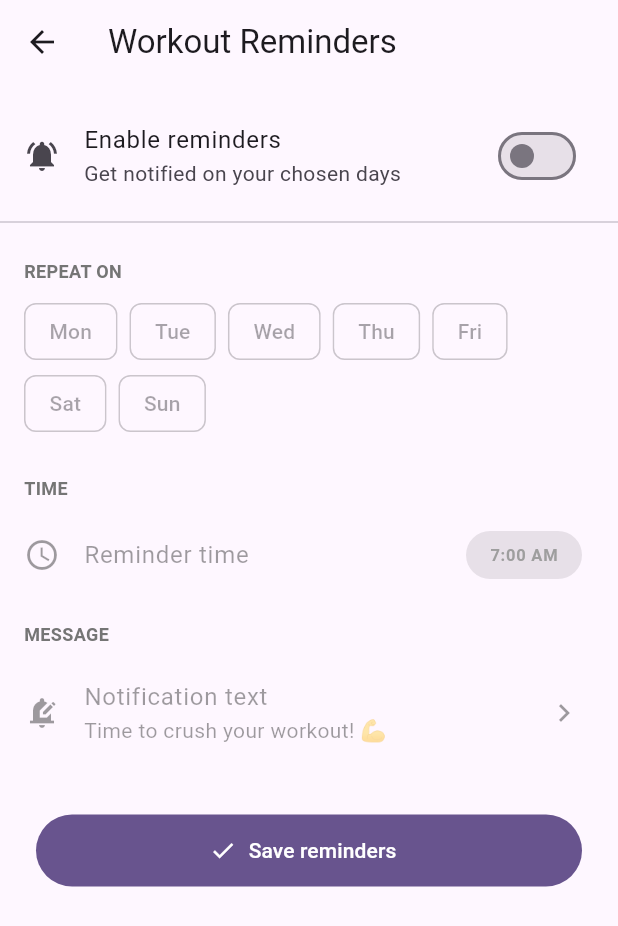
After one commit to louisdevries/legion-fitness, a Flutter app: the ProfileScreen screen opened directly, after a tap on "Workout Reminders", on a phone screen of 412 x 824 dp. The commit adds this screen. Shown: the top 926 px of the screen. Run offline on Flutter 3.47's test engine with Material 3 defaults, Android fonts, the phone set to English and light mode, and no system bars; our stand-ins replace audioplayers, cached_network_image, fl_chart, flutter_local_notifications, flutter_map, geolocator and 6 more; missing offline and left inert: flutter_background, health; accounts and stored records are empty.

Commit message:
Added notification functionality (to fix at later date)

```diff
--- a/lib/screens/profile_screen.dart
+++ b/lib/screens/profile_screen.dart
@@ -4,6 +4,7 @@ import '../auth/login_screen.dart';
 import '../main.dart';
 import '../screens/health_profile_screen.dart';
 import '../screens/premium_program_screen.dart';
+import '../screens/workout_reminder_screen.dart';   // ← new import
 import 'rest_timer_settings_screen.dart';
 
 class ProfileScreen extends StatefulWidget {
@@ -27,7 +28,7 @@ class _ProfileScreenState extends State<ProfileScreen> {
   Future<void> _loadUser() async {
     final user = AuthService.currentUser;
     final name = await AuthService.getUserName();
-    final email = AuthService.getUserEmail(); // Removed await as it's a String?, not a Future
+    final email = AuthService.getUserEmail();
 
     if (!mounted) return;
     setState(() {
@@ -115,7 +116,6 @@ class _ProfileScreenState extends State<ProfileScreen> {
                   ],
                 ),
               );
-
               if (selected != null) {
                 await AppSettings.setThemeMode(selected);
               }
@@ -135,7 +135,21 @@ class _ProfileScreenState extends State<ProfileScreen> {
             },
           ),
 
-          /// 🔹 PREMIUM PROGRAM LINK
+          // ── Workout Reminder ──────────────────────────────────
+          _buildTile(
+            icon: Icons.notifications_active,
+            title: "Workout Reminders",
+            subtitle: "Schedule weekly exercise alerts",
+            onTap: () {
+              Navigator.push(
+                context,
+                MaterialPageRoute(
+                  builder: (_) => const WorkoutReminderScreen(),
+                ),
+              );
+            },
+          ),
+
           _buildSectionHeader("Premium"),
           _buildTile(
             icon: Icons.workspace_premium,
--- /dev/null
+++ b/lib/screens/workout_reminder_screen.dart
@@ -0,0 +1,439 @@
+import 'dart:convert';
+import 'package:flutter/material.dart';
+import 'package:flutter_local_notifications/flutter_local_notifications.dart';
+import 'package:shared_preferences/shared_preferences.dart';
+import 'package:timezone/timezone.dart' as tz;
+import 'package:timezone/data/latest.dart' as tz_data;
+
+class WorkoutReminderScreen extends StatefulWidget {
+  const WorkoutReminderScreen({super.key});
+
+  @override
+  State<WorkoutReminderScreen> createState() =>
+      _WorkoutReminderScreenState();
+}
+
+class _WorkoutReminderScreenState
+    extends State<WorkoutReminderScreen> {
+  static const _prefsKey = 'workout_reminders';
+
+  final FlutterLocalNotificationsPlugin _notifications =
+  FlutterLocalNotificationsPlugin();
+
+  final List<bool> _days = List.filled(7, false);
+  final List<String> _dayLabels = [
+    'Mon', 'Tue', 'Wed', 'Thu', 'Fri', 'Sat', 'Sun'
+  ];
+  final List<int> _dayWeekday = [1, 2, 3, 4, 5, 6, 7];
+
+  TimeOfDay _time = const TimeOfDay(hour: 7, minute: 0);
+  String _message = "Time to crush your workout! 💪";
+  bool _enabled = false;
+  bool _initialised = false;
+
+  @override
+  void initState() {
+    super.initState();
+    _init();
+  }
+
+  Future<void> _init() async {
+    tz_data.initializeTimeZones();
+    tz.setLocalLocation(tz.getLocation('Africa/Johannesburg'));
+
+    const androidSettings = AndroidInitializationSettings('@mipmap/ic_launcher');
+
+    const initSettings = InitializationSettings(
+      android: androidSettings,
+      iOS: DarwinInitializationSettings(),
+    );
+
+    await _notifications.initialize(
+      settings: initSettings,
+    );
+
+    // 🔥 CREATE CHANNEL MANUALLY (THIS IS THE FIX)
+    const AndroidNotificationChannel channel = AndroidNotificationChannel(
+      'workout_reminders',
+      'Workout Reminders',
+      description: 'Weekly workout reminder notifications',
+      importance: Importance.high,
+    );
+
+    final android = _notifications
+        .resolvePlatformSpecificImplementation<
+        AndroidFlutterLocalNotificationsPlugin>();
+
+    await android?.createNotificationChannel(channel);
+
+    // iOS permissions
+    await _notifications
+        .resolvePlatformSpecificImplementation<
+        IOSFlutterLocalNotificationsPlugin>()
+        ?.requestPermissions(
+      alert: true,
+      badge: true,
+      sound: true,
+    );
+
+    // Android 13+
+    await android?.requestNotificationsPermission();
+
+    await _load();
+
+    if (mounted) setState(() => _initialised = true);
+  }
+
+  Future<void> _load() async {
+    final prefs = await SharedPreferences.getInstance();
+    final raw = prefs.getString(_prefsKey);
+    if (raw == null) return;
+
+    final map = jsonDecode(raw) as Map<String, dynamic>;
+
+    _enabled = map['enabled'] as bool? ?? false;
+
+    _time = TimeOfDay(
+      hour: map['hour'] as int? ?? 7,
+      minute: map['minute'] as int? ?? 0,
+    );
+
+    _message = map['message'] as String? ?? _message;
+
+    final days = map['days'] as List<dynamic>? ?? [];
+    for (int i = 0; i < 7; i++) {
+      _days[i] = i < days.length ? days[i] as bool : false;
+    }
+  }
+
+  Future<void> _save() async {
+    final prefs = await SharedPreferences.getInstance();
+
+    await prefs.setString(
+      _prefsKey,
+      jsonEncode({
+        'enabled': _enabled,
+        'hour': _time.hour,
+        'minute': _time.minute,
+        'message': _message,
+        'days': _days,
+      }),
+    );
+  }
+
+  Future<void> _scheduleAll() async {
+    // Cancel old notifications
+    for (int i = 0; i < 7; i++) {
+      await _notifications.cancel(id: 100 + i);
+    }
+
+    if (!_enabled) return;
+
+    const notifDetails = NotificationDetails(
+      android: AndroidNotificationDetails(
+        'workout_reminders',
+        'Workout Reminders',
+        importance: Importance.high,
+        priority: Priority.high,
+      ),
+      iOS: DarwinNotificationDetails(),
+    );
+
+    final now = tz.TZDateTime.now(tz.local);
+
+    for (int i = 0; i < 7; i++) {
+      if (!_days[i]) continue;
+
+      final weekday = _dayWeekday[i];
+
+      // Build next occurrence of selected weekday + time
+      var scheduled = tz.TZDateTime(
+        tz.local,
+        now.year,
+        now.month,
+        now.day,
+        _time.hour,
+        _time.minute,
+      );
+
+      // Move forward until correct weekday and future time
+      while (scheduled.weekday != weekday || scheduled.isBefore(now)) {
+        scheduled = scheduled.add(const Duration(days: 1));
+      }
+
+      await _notifications.zonedSchedule(
+        id: 100 + i, // UNIQUE per day
+        title: 'Workout Reminder',
+        body: _message,
+        scheduledDate: scheduled,
+        notificationDetails: notifDetails,
+
+        // 🔥 CRITICAL FIX (no exact alarms)
+        androidScheduleMode: AndroidScheduleMode.inexactAllowWhileIdle,
+
+        // 🔥 THIS MAKES IT REPEAT WEEKLY
+        matchDateTimeComponents: DateTimeComponents.dayOfWeekAndTime,
+      );
+    }
+  }
+
+  Future<void> _pickTime() async {
+    final picked = await showTimePicker(
+      context: context,
+      initialTime: _time,
+    );
+
+    if (picked != null) {
+      setState(() => _time = picked);
+    }
+  }
+
+  Future<void> _editMessage() async {
+    final controller =
+    TextEditingController(text: _message);
+
+    final result = await showDialog<String>(
+      context: context,
+      builder: (_) => AlertDialog(
+        title: const Text('Reminder message'),
+        content: TextField(
+          controller: controller,
+          maxLength: 80,
+          decoration: const InputDecoration(
+              hintText: 'Enter your message...'),
+        ),
+        actions: [
+          TextButton(
+            onPressed: () => Navigator.pop(context),
+            child: const Text('Cancel'),
+          ),
+          TextButton(
+            onPressed: () =>
+                Navigator.pop(context, controller.text.trim()),
+            child: const Text('Save'),
+          ),
+        ],
+      ),
+    );
+
+    if (result != null && result.isNotEmpty) {
+      setState(() => _message = result);
+    }
+  }
+
+  Future<void> _apply() async {
+    await _save();
+    await _scheduleAll();
+
+    if (!mounted) return;
+
+    ScaffoldMessenger.of(context).showSnackBar(
+      SnackBar(
+        content: Text(
+            _enabled ? 'Reminders saved ✓' : 'Reminders disabled'),
+        behavior: SnackBarBehavior.floating,
+      ),
+    );
+  }
+
+  String get _formattedTime {
+    final h = _time.hourOfPeriod == 0
+        ? 12
+        : _time.hourOfPeriod;
+    final m =
+    _time.minute.toString().padLeft(2, '0');
+    final period =
+    _time.period == DayPeriod.am ? 'AM' : 'PM';
+
+    return '$h:$m $period';
+  }
+
+  @override
+  Widget build(BuildContext context) {
+    if (!_initialised) {
+      return const Scaffold(
+        body: Center(child: CircularProgressIndicator()),
+      );
+    }
+
+    final scheme = Theme.of(context).colorScheme;
+    final anyDaySelected = _days.any((d) => d);
+
+    return Scaffold(
+      appBar:
+      AppBar(title: const Text('Workout Reminders')),
+      body: ListView(
+        padding:
+        const EdgeInsets.symmetric(vertical: 12),
+        children: [
+          SwitchListTile(
+            secondary: Icon(
+              Icons.notifications_active,
+              color: _enabled ? scheme.primary : null,
+            ),
+            title: const Text('Enable reminders'),
+            subtitle: const Text(
+                'Get notified on your chosen days'),
+            value: _enabled,
+            onChanged: (v) =>
+                setState(() => _enabled = v),
+          ),
+
+          const Divider(),
+
+          Padding(
+            padding: const EdgeInsets.fromLTRB(
+                16, 16, 16, 8),
+            child: Text(
+              'REPEAT ON',
+              style: TextStyle(
+                fontSize: 12,
+                fontWeight: FontWeight.bold,
+                color: Colors.grey.shade600,
+              ),
+            ),
+          ),
+
+          Padding(
+            padding:
+            const EdgeInsets.symmetric(horizontal: 16),
+            child: Wrap(
+              spacing: 8,
+              children: List.generate(7, (i) {
+                final selected = _days[i];
+                return ChoiceChip(
+                  label: Text(_dayLabels[i]),
+                  selected: selected,
+                  onSelected: _enabled
+                      ? (v) =>
+                      setState(() => _days[i] = v)
+                      : null,
+                  selectedColor: scheme.primary,
+                  labelStyle: TextStyle(
+                    color: selected
+                        ? scheme.onPrimary
+                        : null,
+                    fontWeight: selected
+                        ? FontWeight.bold
+                        : null,
+                  ),
+                );
+              }),
+            ),
+          ),
+
+          const SizedBox(height: 8),
+
+          Padding(
+            padding: const EdgeInsets.fromLTRB(
+                16, 16, 16, 8),
+            child: Text(
+              'TIME',
+              style: TextStyle(
+                fontSize: 12,
+                fontWeight: FontWeight.bold,
+                color: Colors.grey.shade600,
+              ),
+            ),
+          ),
+
+          ListTile(
+            enabled: _enabled,
+            leading: const Icon(Icons.access_time),
+            title: const Text('Reminder time'),
+            trailing: GestureDetector(
+              onTap: _enabled ? _pickTime : null,
+              child: Container(
+                padding:
+                const EdgeInsets.symmetric(
+                    horizontal: 16, vertical: 8),
+                decoration: BoxDecoration(
+                  color: _enabled
+                      ? scheme.primaryContainer
+                      : scheme
+                      .surfaceContainerHighest,
+                  borderRadius:
+                  BorderRadius.circular(20),
+                ),
+                child: Text(
+                  _formattedTime,
+                  style: TextStyle(
+                    fontWeight: FontWeight.bold,
+                    color: _enabled
+                        ? scheme.onPrimaryContainer
+                        : Colors.grey,
+                  ),
+                ),
+              ),
+            ),
+            onTap: _enabled ? _pickTime : null,
+          ),
+
+          Padding(
+            padding: const EdgeInsets.fromLTRB(
+                16, 16, 16, 8),
+            child: Text(
+              'MESSAGE',
+              style: TextStyle(
+                fontSize: 12,
+                fontWeight: FontWeight.bold,
+                color: Colors.grey.shade600,
+              ),
+            ),
+          ),
+
+          ListTile(
+            enabled: _enabled,
+            leading:
+            const Icon(Icons.edit_notifications),
+            title:
+            const Text('Notification text'),
+            subtitle: Text(
+              _message,
+              maxLines: 2,
+              overflow: TextOverflow.ellipsis,
+            ),
+            trailing:
+            const Icon(Icons.chevron_right),
+            onTap: _enabled ? _editMessage : null,
+          ),
+
+          const SizedBox(height: 32),
+
+          Padding(
+            padding:
+            const EdgeInsets.symmetric(horizontal: 24),
+            child: FilledButton.icon(
+              onPressed:
+              (_enabled && !anyDaySelected)
+                  ? null
+                  : _apply,
+              icon: const Icon(Icons.check),
+              label:
+              const Text('Save reminders'),
+              style: FilledButton.styleFrom(
+                minimumSize:
+                const Size.fromHeight(48),
+              ),
+            ),
+          ),
+
+          if (_enabled && !anyDaySelected)
+            const Padding(
+              padding: EdgeInsets.only(top: 8),
+              child: Center(
+                child: Text(
+                  'Select at least one day to save',
+                  style: TextStyle(
+                      color: Colors.orange,
+                      fontSize: 13),
+                ),
+              ),
+            ),
+
+          const SizedBox(height: 24),
+        ],
+      ),
+    );
+  }
+}
--- a/pubspec.yaml
+++ b/pubspec.yaml
@@ -11,7 +11,7 @@ dependencies:
   flutter:
     sdk: flutter
 
-  shared_preferences: ^2.2.2
+  shared_preferences: ^2.3.0
   flutter_secure_storage: ^10.0.0
   http: ^1.2.0
   google_sign_in: ^7.2.0
@@ -34,6 +34,8 @@ dependencies:
   share_plus: ^12.0.2
   screenshot: ^3.0.0
   health: ^13.3.1
+  timezone: ^0.11.0
+
 
 dev_dependencies:
   flutter_test:
```
Also changed, not shown: pubspec.lock, 1 other file.
